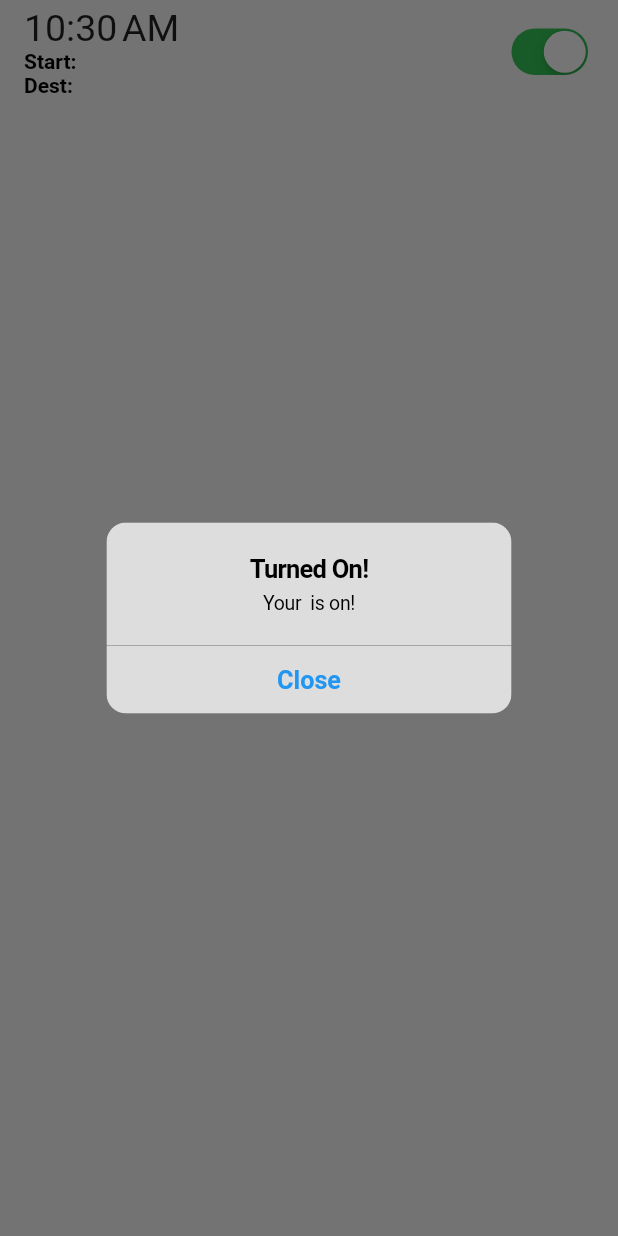
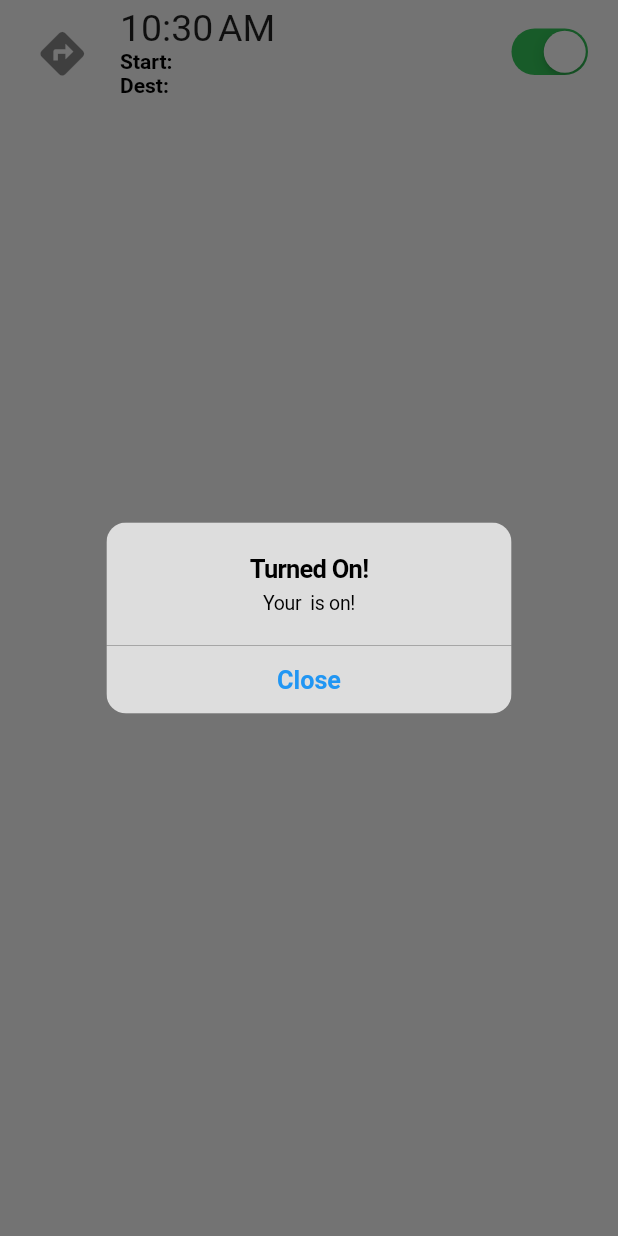
Before and after one commit to chlee1252/traffic_now, a Flutter app: the MySwitchListTile widget shown alone on an empty page, opened directly with empty values, after a tap on an icon or button, on a phone screen of 412 x 824 dp. Run offline on Flutter 3.47's test engine with Material 2 defaults, Android fonts, the phone set to English and light mode, and no system bars.

Commit message:
Added leading icon

```diff
--- a/lib/widget/mySwitchListTile.dart
+++ b/lib/widget/mySwitchListTile.dart
@@ -20,6 +20,13 @@ class _MySwitchListTileState extends State<MySwitchListTile> {
   Widget build(BuildContext context) {
     return CupertinoSwitchListTile(
       value: _value,
+      secondary: IconButton(
+        icon: Icon(Icons.directions, size: 35.0),
+        onPressed: () {
+          //TODO: Redirect to Google Map Application and Pass with Start/DEST Info
+          print("${widget.start} Button Clicked");
+        },
+      ),
       onChanged: (value) {
         setState(() {
           _value = value;
```
